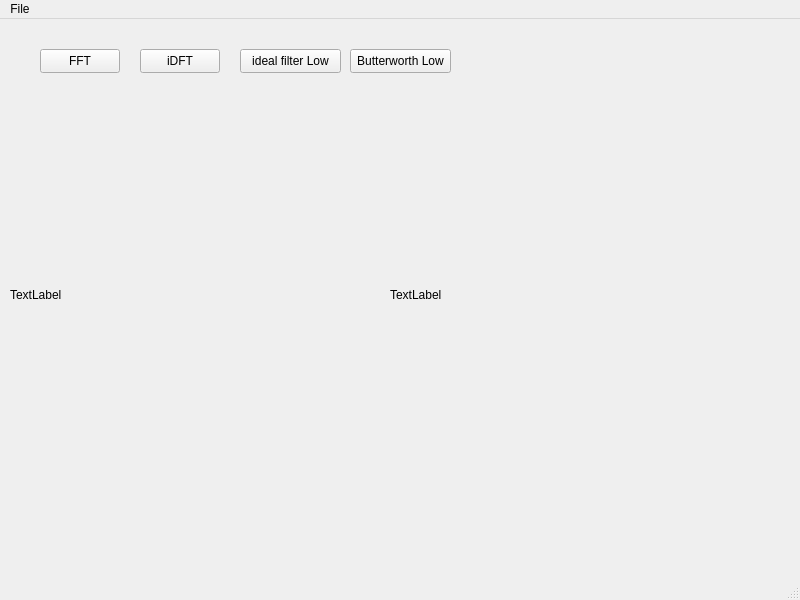
First picture: the form in HW04/myui.ui, repository WesleyCh3n/Img-Processing, before the edit.
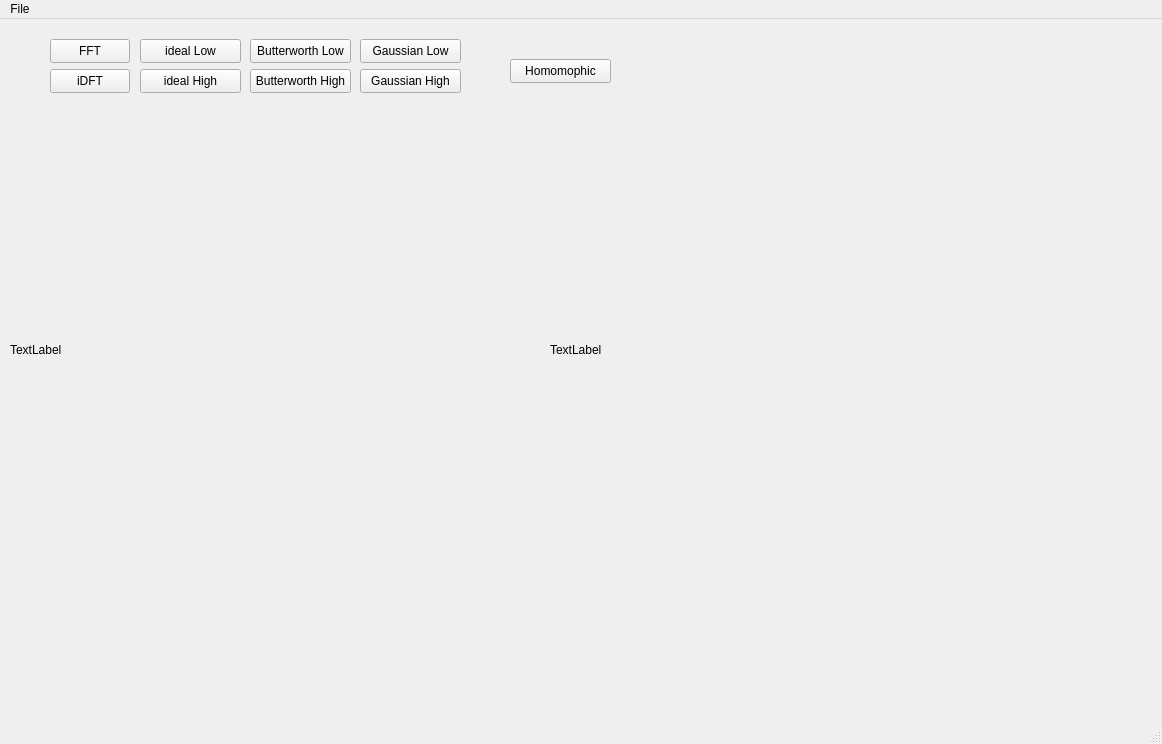
Second picture: the form after the edit.

What changed in the file:
```diff
--- a/HW04/myui.ui
+++ b/HW04/myui.ui
@@ -6,8 +6,8 @@
    <rect>
     <x>0</x>
     <y>0</y>
-    <width>800</width>
-    <height>600</height>
+    <width>1162</width>
+    <height>744</height>
    </rect>
   </property>
   <property name="windowTitle">
@@ -17,8 +17,8 @@
    <widget class="QPushButton" name="dftBn">
     <property name="geometry">
      <rect>
-      <x>40</x>
-      <y>30</y>
+      <x>50</x>
+      <y>20</y>
       <width>80</width>
       <height>24</height>
      </rect>
@@ -30,10 +30,10 @@
    <widget class="QLabel" name="imgShowLb">
     <property name="geometry">
      <rect>
-      <x>390</x>
+      <x>550</x>
       <y>110</y>
-      <width>351</width>
-      <height>331</height>
+      <width>471</width>
+      <height>441</height>
      </rect>
     </property>
     <property name="text">
@@ -45,8 +45,8 @@
      <rect>
       <x>10</x>
       <y>110</y>
-      <width>351</width>
-      <height>331</height>
+      <width>461</width>
+      <height>441</height>
      </rect>
     </property>
     <property name="text">
@@ -56,8 +56,8 @@
    <widget class="QPushButton" name="idftBn">
     <property name="geometry">
      <rect>
-      <x>140</x>
-      <y>30</y>
+      <x>50</x>
+      <y>50</y>
       <width>80</width>
       <height>24</height>
      </rect>
@@ -69,21 +69,21 @@
    <widget class="QPushButton" name="idLowBn">
     <property name="geometry">
      <rect>
-      <x>240</x>
-      <y>30</y>
+      <x>140</x>
+      <y>20</y>
       <width>101</width>
       <height>24</height>
      </rect>
     </property>
     <property name="text">
-     <string>ideal filter Low</string>
+     <string>ideal Low</string>
     </property>
    </widget>
    <widget class="QPushButton" name="bLowBn">
     <property name="geometry">
      <rect>
-      <x>350</x>
-      <y>30</y>
+      <x>250</x>
+      <y>20</y>
       <width>101</width>
       <height>24</height>
      </rect>
@@ -92,13 +92,78 @@
      <string>Butterworth Low</string>
     </property>
    </widget>
+   <widget class="QPushButton" name="GauLowBn">
+    <property name="geometry">
+     <rect>
+      <x>360</x>
+      <y>20</y>
+      <width>101</width>
+      <height>24</height>
+     </rect>
+    </property>
+    <property name="text">
+     <string>Gaussian Low</string>
+    </property>
+   </widget>
+   <widget class="QPushButton" name="idHighBn">
+    <property name="geometry">
+     <rect>
+      <x>140</x>
+      <y>50</y>
+      <width>101</width>
+      <height>24</height>
+     </rect>
+    </property>
+    <property name="text">
+     <string>ideal High</string>
+    </property>
+   </widget>
+   <widget class="QPushButton" name="bHighBn">
+    <property name="geometry">
+     <rect>
+      <x>250</x>
+      <y>50</y>
+      <width>101</width>
+      <height>24</height>
+     </rect>
+    </property>
+    <property name="text">
+     <string>Butterworth High</string>
+    </property>
+   </widget>
+   <widget class="QPushButton" name="GauHighBn">
+    <property name="geometry">
+     <rect>
+      <x>360</x>
+      <y>50</y>
+      <width>101</width>
+      <height>24</height>
+     </rect>
+    </property>
+    <property name="text">
+     <string>Gaussian High</string>
+    </property>
+   </widget>
+   <widget class="QPushButton" name="homoBn">
+    <property name="geometry">
+     <rect>
+      <x>510</x>
+      <y>40</y>
+      <width>101</width>
+      <height>24</height>
+     </rect>
+    </property>
+    <property name="text">
+     <string>Homomophic</string>
+    </property>
+   </widget>
   </widget>
   <widget class="QMenuBar" name="menubar">
    <property name="geometry">
     <rect>
      <x>0</x>
      <y>0</y>
-     <width>800</width>
+     <width>1162</width>
      <height>22</height>
     </rect>
    </property>
```
Left out of the diff: 2 changed lines with no effect on the pictures.
